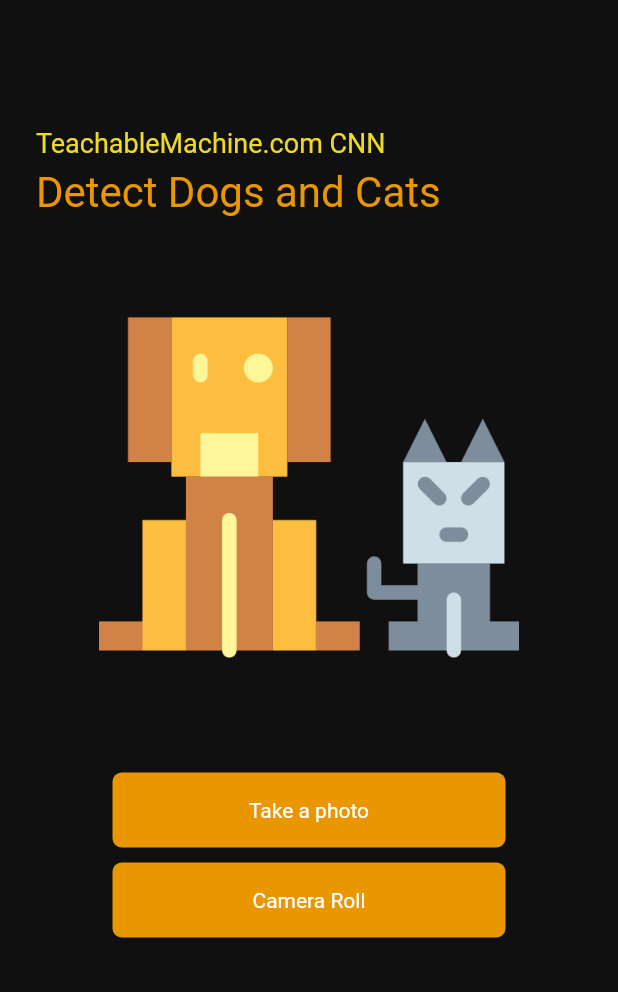
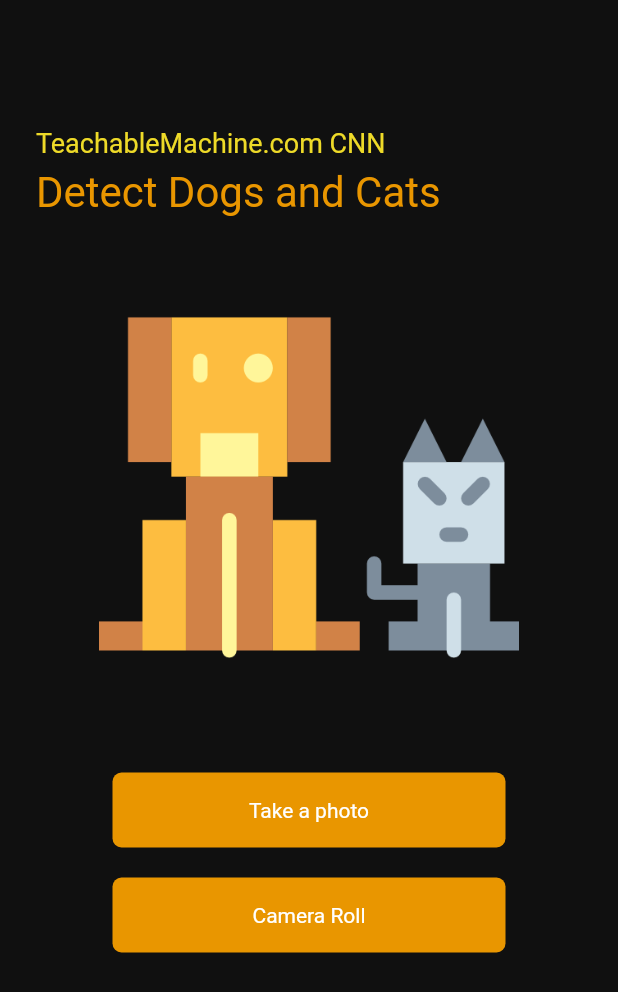
Before and after one commit to eli1stark/cat_dog, a Flutter app: the screen it shows after launch, on a phone screen of 412 x 824 dp. Shown: the top 992 px of the screen. Run offline on Flutter 3.47's test engine with Material 2 defaults, Android fonts, the phone set to English and light mode, and no system bars; our stand-ins replace image_picker, splashscreen; missing offline and left inert: tflite.

Commit message:
Refactored HomePage

```diff
--- /dev/null
+++ b/lib/components/default_image.dart
@@ -0,0 +1,24 @@
+import 'package:flutter/material.dart';
+
+class DefaultImage extends StatelessWidget {
+  const DefaultImage({
+    Key key,
+  }) : super(key: key);
+
+  @override
+  Widget build(BuildContext context) {
+    return Container(
+      width: 280.0,
+      child: Column(
+        children: [
+          Image.asset(
+            'assets/dog_cat.png',
+          ),
+          SizedBox(
+            height: 50.0,
+          ),
+        ],
+      ),
+    );
+  }
+}
--- /dev/null
+++ b/lib/components/headers.dart
@@ -0,0 +1,27 @@
+import 'package:flutter/material.dart';
+
+class HeaderFirst extends StatelessWidget {
+  @override
+  Widget build(BuildContext context) {
+    return Text(
+      'TeachableMachine.com CNN',
+      style: TextStyle(
+        color: Color(0xFFEEDA28),
+        fontSize: 18.0,
+      ),
+    );
+  }
+}
+
+class HeaderSecond extends StatelessWidget {
+  @override
+  Widget build(BuildContext context) {
+    return Text(
+      'Detect Dogs and Cats',
+      style: TextStyle(
+        color: Color(0xFFE99600),
+        fontSize: 28.0,
+      ),
+    );
+  }
+}
--- /dev/null
+++ b/lib/components/home_frame.dart
@@ -0,0 +1,26 @@
+import 'package:flutter/material.dart';
+
+class HomeFrame extends StatelessWidget {
+  const HomeFrame({
+    Key key,
+    @required this.children,
+  }) : super(key: key);
+
+  final List<Widget> children;
+
+  @override
+  Widget build(BuildContext context) {
+    return Scaffold(
+      backgroundColor: Color(0xFF101010),
+      body: Container(
+        padding: EdgeInsets.symmetric(
+          horizontal: 24.0,
+        ),
+        child: Column(
+          crossAxisAlignment: CrossAxisAlignment.start,
+          children: children,
+        ),
+      ),
+    );
+  }
+}
--- a/lib/screens/home.dart
+++ b/lib/screens/home.dart
@@ -1,4 +1,9 @@
 import 'dart:io';
+import 'package:cat_dog/components/answer_text.dart';
+import 'package:cat_dog/components/default_image.dart';
+import 'package:cat_dog/components/headers.dart';
+import 'package:cat_dog/components/home_frame.dart';
+import 'package:cat_dog/styles/spacers.dart';
 import 'package:flutter/material.dart';
 import '../components/custom_button.dart';
 import 'package:tflite/tflite.dart';
@@ -17,9 +22,7 @@ class _HomeState extends State<Home> {
   @override
   void initState() {
     super.initState();
-    loadModel().then((value) {
-      setState(() {});
-    });
+    loadModel();
   }
 
   @override
@@ -63,53 +66,16 @@ class _HomeState extends State<Home> {
 
   @override
   Widget build(BuildContext context) {
-    return Scaffold(
-      backgroundColor: Color(0xFF101010),
-      body: Container(
-        padding: EdgeInsets.symmetric(
-          horizontal: 24.0,
-        ),
-        child: Column(
-          crossAxisAlignment: CrossAxisAlignment.start,
+    return HomeFrame(
       children: [
-            SizedBox(
-              height: 85.0,
-            ),
-            Text(
-              'TeachableMachine.com CNN',
-              style: TextStyle(
-                color: Color(0xFFEEDA28),
-                fontSize: 18.0,
-              ),
-            ),
-            SizedBox(
-              height: 6.0,
-            ),
-            Text(
-              'Detect Dogs and Cats',
-              style: TextStyle(
-                color: Color(0xFFE99600),
-                fontSize: 28.0,
-              ),
-            ),
-            SizedBox(
-              height: 40.0,
-            ),
+        SpaceH85(),
+        HeaderFirst(),
+        SpaceH6(),
+        HeaderSecond(),
+        SpaceH40(),
         Center(
           child: loading
-                  ? Container(
-                      width: 280.0,
-                      child: Column(
-                        children: [
-                          Image.asset(
-                            'assets/dog_cat.png',
-                          ),
-                          SizedBox(
-                            height: 50.0,
-                          ),
-                        ],
-                      ),
-                    )
+              ? DefaultImage()
               : Container(
                   child: Column(
                     children: [
@@ -117,22 +83,16 @@ class _HomeState extends State<Home> {
                         height: 250.0,
                         child: Image.file(_image),
                       ),
-                          SizedBox(
-                            height: 20.0,
-                          ),
-                          _output != null
-                              ? Text(
+                      SpaceH20(),
+                      _output.isNotEmpty
+                          ? AnswerText(
                               '${_output[0]['label']}' +
                                   ' ${(_output[0]['confidence'] * 100).toStringAsFixed(2)}%',
-                                  style: TextStyle(
-                                    color: Colors.white,
-                                    fontSize: 20.0,
+                            )
+                          : AnswerText(
+                              'Unknown',
                             ),
-                                )
-                              : Container(),
-                          SizedBox(
-                            height: 30.0,
-                          ),
+                      SpaceH30(),
                     ],
                   ),
                 ),
@@ -142,17 +102,13 @@ class _HomeState extends State<Home> {
           onTap: pickImage,
           source: ImageSource.camera,
         ),
-            SizedBox(
-              height: 10.0,
-            ),
+        SpaceH20(),
         CustomButton(
           text: 'Camera Roll',
           onTap: pickImage,
           source: ImageSource.gallery,
         ),
       ],
-        ),
-      ),
     );
   }
 }
```
Also changed, not shown: lib/components/answer_text.dart (added, +18 -0 lines), lib/styles/spacers.dart (added, +55 -0 lines). Lines whose indentation alone changed are shown as unchanged.
